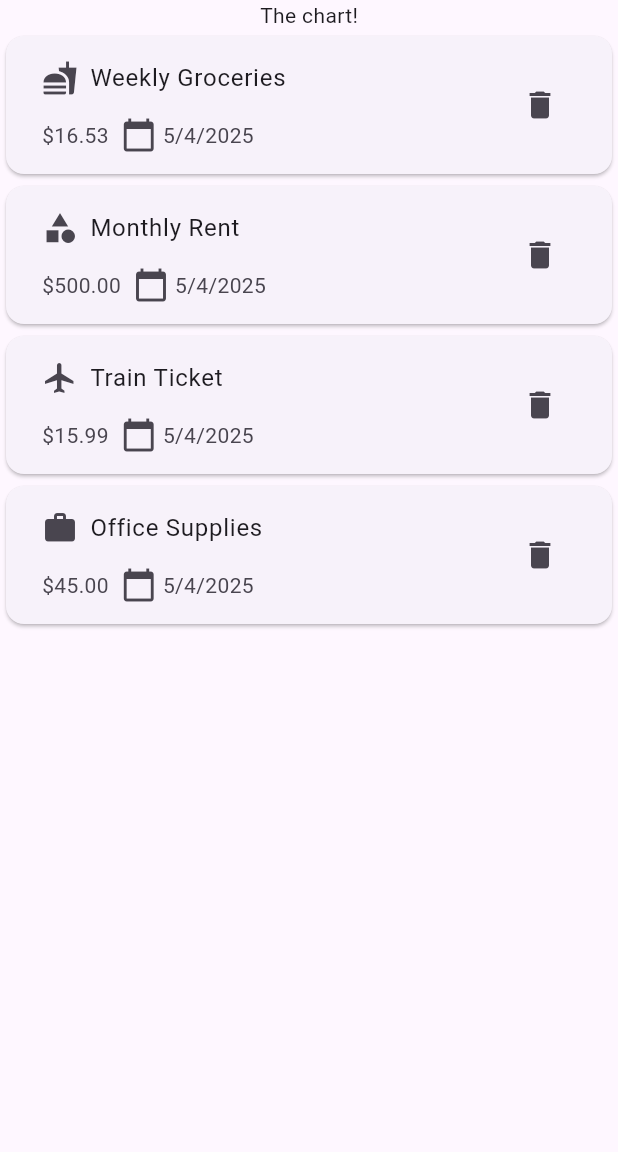
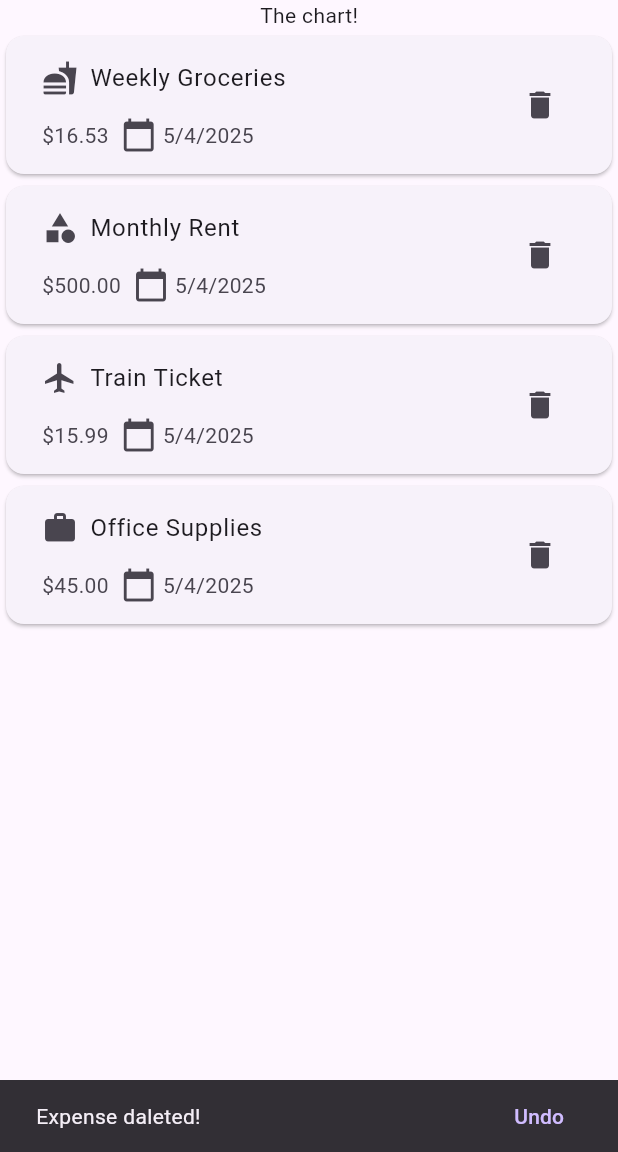
Before and after one commit to mhdrezaei/expense-tracker-flutter, a Flutter app: the screen it shows after launch, after a tap on the "delete" icon, on a phone screen of 412 x 824 dp, the part 84-1236 px from its top. Run offline on Flutter 3.47's test engine with Material 3 defaults, Android fonts, the phone set to English and light mode, and no system bars.

Commit message:
bringing back deleted item

```diff
--- a/lib/widget/expenses.dart
+++ b/lib/widget/expenses.dart
@@ -49,9 +49,24 @@ class _ExpensesState extends State<Expenses> {
   }
 
   void _removeExpense(Expense expense) {
+    final expenseIndex = _registeredExpenses.indexOf(expense);
     setState(() {
       _registeredExpenses.remove(expense);
     });
+    ScaffoldMessenger.of(context).showSnackBar(
+      SnackBar(
+        duration: Duration(seconds: 5),
+        content: const Text('Expense daleted!'),
+        action: SnackBarAction(
+          label: 'Undo',
+          onPressed: () {
+            setState(() {
+              _registeredExpenses.insert(expenseIndex, expense);
+            });
+          },
+        ),
+      ),
+    );
   }
 
   void _openAddExpenseOverlay() {
```
